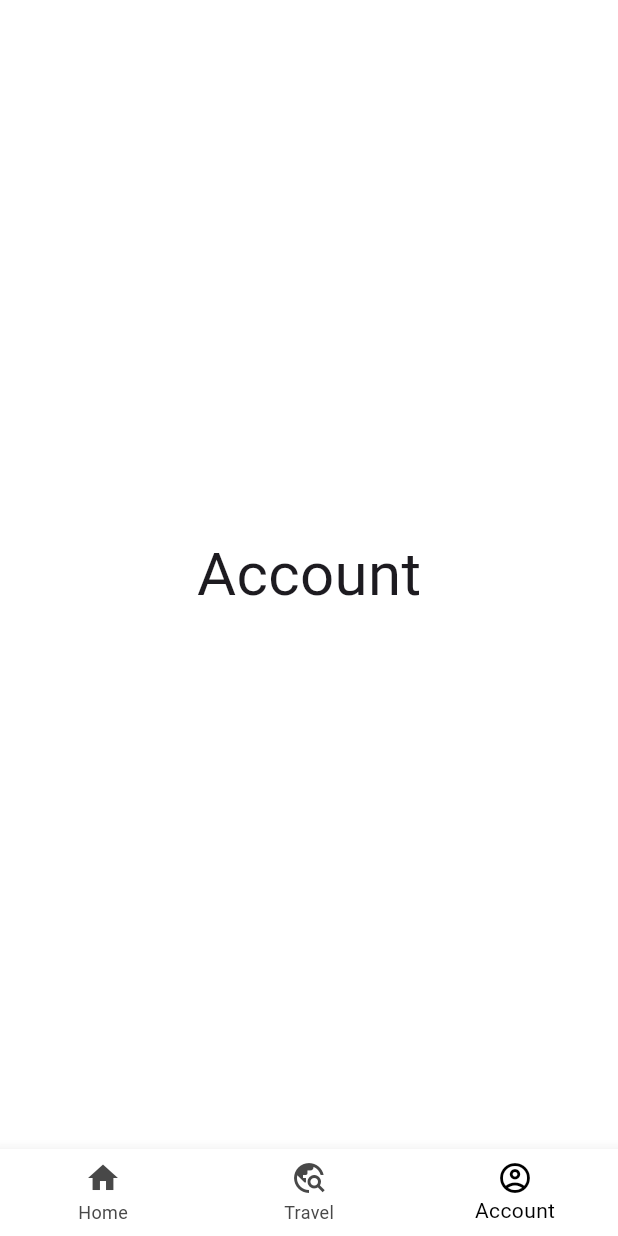
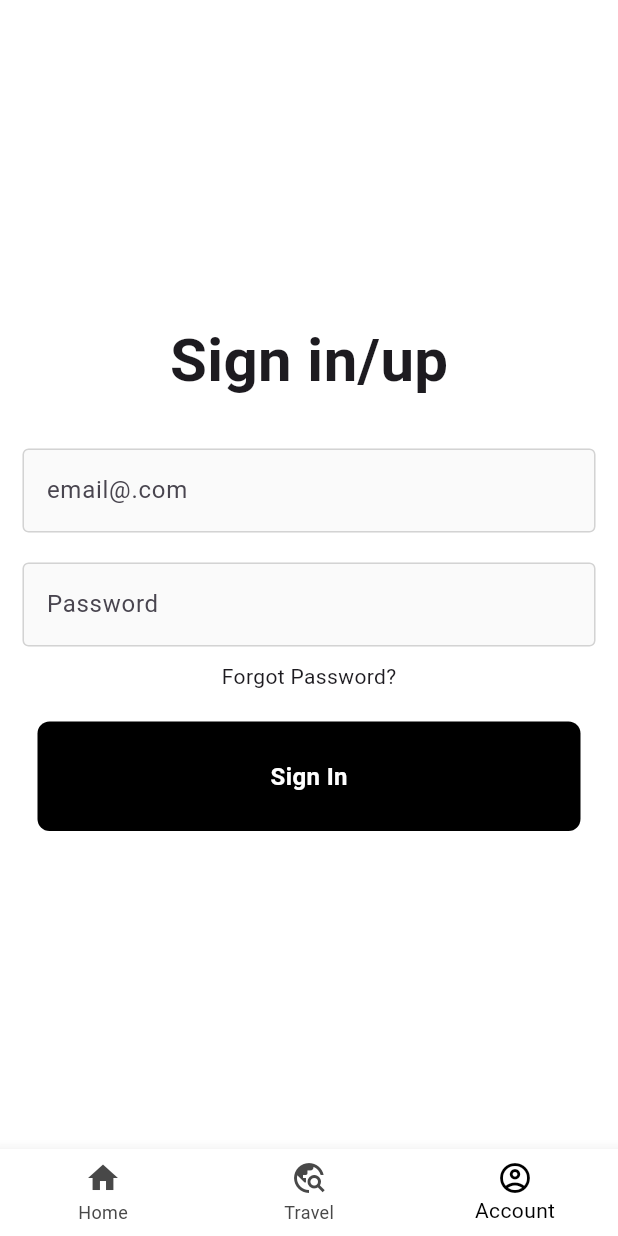
Before and after one commit to hassan-SS-cs/x_france_app, a Flutter app: the screen it shows after launch, item 3 of the bottom bar chosen, on a phone screen of 412 x 824 dp. Run offline on Flutter 3.47's test engine with Material 3 defaults, Android fonts, the phone set to English and light mode, and no system bars; network calls fail.

Commit message:
Refactor AccountPage layout and add InputTextField and SubmitButton widgets

```diff
--- a/lib/main.dart
+++ b/lib/main.dart
@@ -2,6 +2,7 @@ import 'package:flutter/material.dart';
 import 'package:x_french/widgets/app_navigation.dart';
 void main() {
   runApp( MaterialApp(
+    debugShowCheckedModeBanner: false,
     home: AppNavigation(),
   ));
 }
--- a/lib/pages/account_page.dart
+++ b/lib/pages/account_page.dart
@@ -1,7 +1,13 @@
 import 'package:flutter/material.dart';
+import 'package:x_french/widgets/Submit_Button.dart';
+import 'package:x_french/widgets/text_field.dart';
 
 class AccountPage extends StatefulWidget {
-  const AccountPage({super.key});
+AccountPage({super.key});
+
+  final emailController =  TextEditingController();
+  final passwordController =  TextEditingController();
+
 
   @override
   State<AccountPage> createState() => _AccountPageState();
@@ -10,10 +16,41 @@ class AccountPage extends StatefulWidget {
 class _AccountPageState extends State<AccountPage> {
   @override
   Widget build(BuildContext context) {
-    return   Container(
-      color: const Color.fromARGB(255, 255, 255, 255),
-      alignment: Alignment.center,
-      child: Text('Account',style: TextStyle(fontSize: 40),),
-    );
+    return   Scaffold(
+      backgroundColor: Colors.white,
+      body: SafeArea(
+          child: ConstrainedBox(
+            constraints: BoxConstraints(
+              maxWidth: 500
+            ),
+            child: Column(
+              children: [
+                Spacer(),
+                Text('Sign in/up',style: TextStyle(fontWeight: FontWeight.bold,fontSize: 40),),
+              SizedBox(height: 30,),
+              InputTextField(
+                controller: widget.emailController,
+                hintText: "email@.com",
+                obscureText: false,
+              ),
+              SizedBox(height: 20,),
+              InputTextField(
+                controller: widget.passwordController,
+                hintText: 'Password',
+                obscureText: true,
+              ),
+              SizedBox(height: 10,),
+              Text('Forgot Password?'),
+              SizedBox(height: 20,),
+              SubmitButton(),
+              Spacer(),
+
+              ],
+
+            ),
+          ),
+        ),
+      );
+
   }
 }
--- /dev/null
+++ b/lib/widgets/Submit_Button.dart
@@ -0,0 +1,27 @@
+import 'package:flutter/material.dart';
+
+class SubmitButton extends StatelessWidget {
+  const SubmitButton({super.key});
+
+  @override
+  Widget build(BuildContext context) {
+    return  Container(
+      padding: EdgeInsets.all(25),
+      margin: EdgeInsets.symmetric(horizontal: 25),
+      decoration: BoxDecoration(
+        color: Colors.black,
+        borderRadius: BorderRadius.circular(8)
+        ),
+      child: Center(
+        child: Text('Sign In',
+        style: TextStyle(
+          color: Colors.white,
+          fontWeight: FontWeight.bold,
+          fontSize: 16
+          ),
+
+        ),
+      ),
+    );
+  }
+}
--- /dev/null
+++ b/lib/widgets/text_field.dart
@@ -0,0 +1,42 @@
+import 'package:flutter/material.dart';
+class InputTextField extends StatelessWidget {
+  final controller;
+  final String hintText;
+  final bool obscureText;
+
+
+
+  const InputTextField({
+    super.key,
+    required this.controller,
+    required this.hintText,
+    required this.obscureText,
+    });
+
+
+
+  @override
+  Widget build(BuildContext context) {
+    return  Padding(
+              padding:  EdgeInsets.symmetric(horizontal: 15),
+              child: TextField(
+                controller: controller,
+                obscureText: obscureText,
+                decoration: InputDecoration(
+                  enabledBorder: OutlineInputBorder(
+                    borderSide:BorderSide(
+                      color: const Color.fromARGB(255, 211, 211, 211)
+                      )
+                      ),
+                      focusedBorder: OutlineInputBorder(
+                        borderSide: BorderSide(
+                        color: const Color.fromARGB(255, 111, 111, 111))
+                      ),
+                      fillColor: const Color.fromARGB(255, 250, 250, 250),
+                      filled: true,
+                      hintText: hintText,
+                ),
+              ),
+            );
+  }
+}
```
